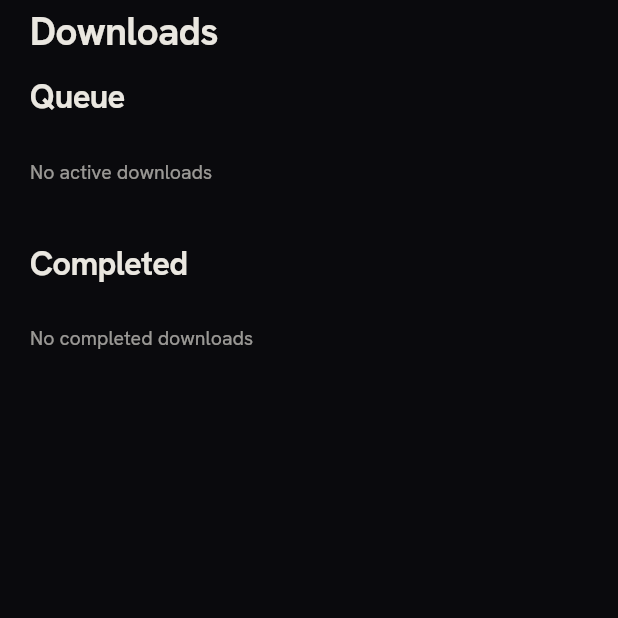
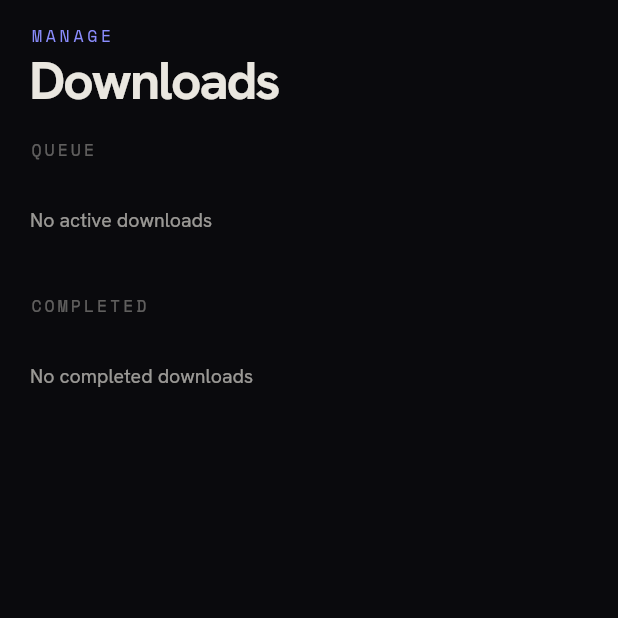
Before and after one commit to tsnyders/comic-center, a Flutter app: the DownloadsScreen screen opened directly, on a phone screen of 412 x 824 dp, the top half of it. Run offline on Flutter 3.47's test engine with Material 3 defaults, Android fonts, the phone set to English and light mode, and no system bars; our stand-ins replace cached_network_image, dio, extended_image, flutter_riverpod, google_sign_in, isar and 3 more; missing offline and left inert: googleapis, screen_brightness; accounts and stored records are empty; generated files the repository leaves out were written again; network calls fail.

Commit message:
LUMEN Downloads - mono kicker + section labels
Mono MANAGE kicker over a Hanken Downloads title; QUEUE / COMPLETED section headers move to the Space Mono voice.

Co-Authored-By: Claude Opus 4.8 <noreply@anthropic.com>

```diff
--- a/lib/features/downloads/downloads_screen.dart
+++ b/lib/features/downloads/downloads_screen.dart
@@ -24,20 +24,34 @@ class DownloadsScreen extends ConsumerWidget {
           SliverToBoxAdapter(child: SizedBox(height: topPadding + 8)),
           SliverToBoxAdapter(
             child: Padding(
-              padding: const EdgeInsets.fromLTRB(20, 0, 20, 16),
-              child: Text('Downloads',
-                  style: AppTextStyles.hero.copyWith(
-                    fontSize: 26,
-                    color: context.textPrimaryColor,
-                  )),
+              padding: const EdgeInsets.fromLTRB(20, 8, 20, 18),
+              child: Column(
+                crossAxisAlignment: CrossAxisAlignment.start,
+                children: [
+                  Text('MANAGE',
+                      style: AppTextStyles.metaMono.copyWith(
+                        color: context.accentColor,
+                        letterSpacing: 2.5,
+                      )),
+                  const SizedBox(height: 6),
+                  Text('Downloads',
+                      style: AppTextStyles.displayM.copyWith(
+                        color: context.textPrimaryColor,
+                      )),
+                ],
+              ),
             ),
           ),
 
           // Active queue
-          const SliverToBoxAdapter(
+          SliverToBoxAdapter(
             child: Padding(
-              padding: EdgeInsets.fromLTRB(20, 0, 20, 10),
-              child: Text('Queue', style: AppTextStyles.sectionTitle),
+              padding: const EdgeInsets.fromLTRB(20, 0, 20, 12),
+              child: Text('QUEUE',
+                  style: AppTextStyles.metaMono.copyWith(
+                    color: context.textTertiaryColor,
+                    letterSpacing: 2.0,
+                  )),
             ),
           ),
           queue.when(
@@ -58,10 +72,14 @@ class DownloadsScreen extends ConsumerWidget {
           ),
 
           // History
-          const SliverToBoxAdapter(
+          SliverToBoxAdapter(
             child: Padding(
-              padding: EdgeInsets.fromLTRB(20, 24, 20, 10),
-              child: Text('Completed', style: AppTextStyles.sectionTitle),
+              padding: const EdgeInsets.fromLTRB(20, 24, 20, 12),
+              child: Text('COMPLETED',
+                  style: AppTextStyles.metaMono.copyWith(
+                    color: context.textTertiaryColor,
+                    letterSpacing: 2.0,
+                  )),
             ),
           ),
           history.when(
```
